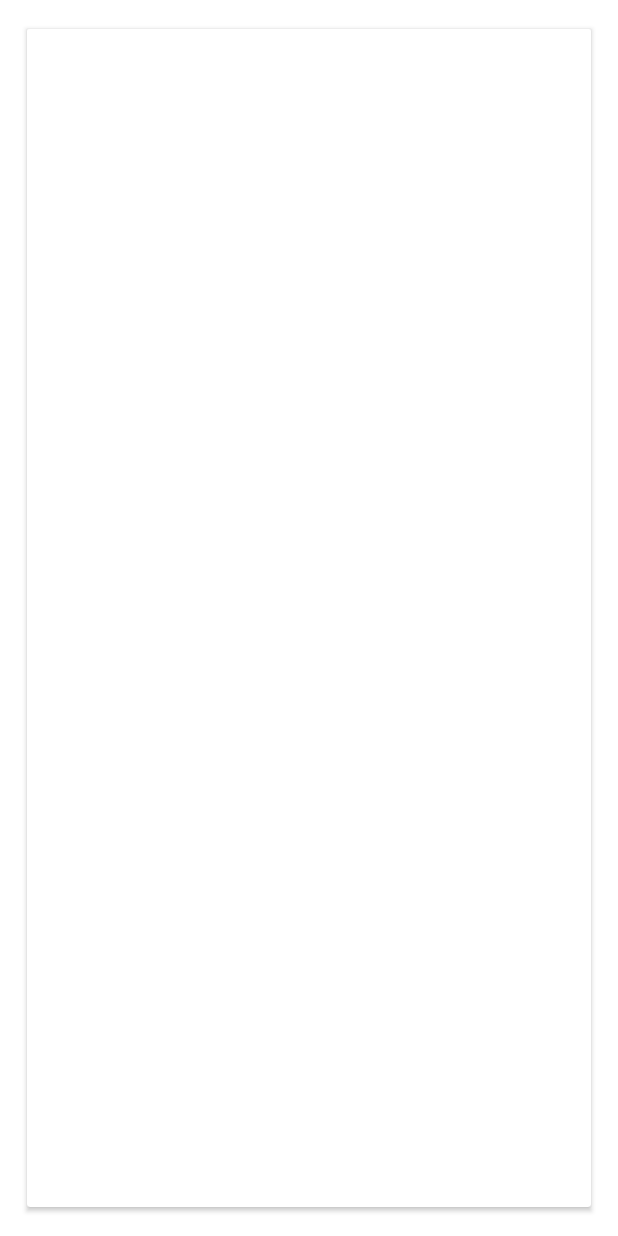
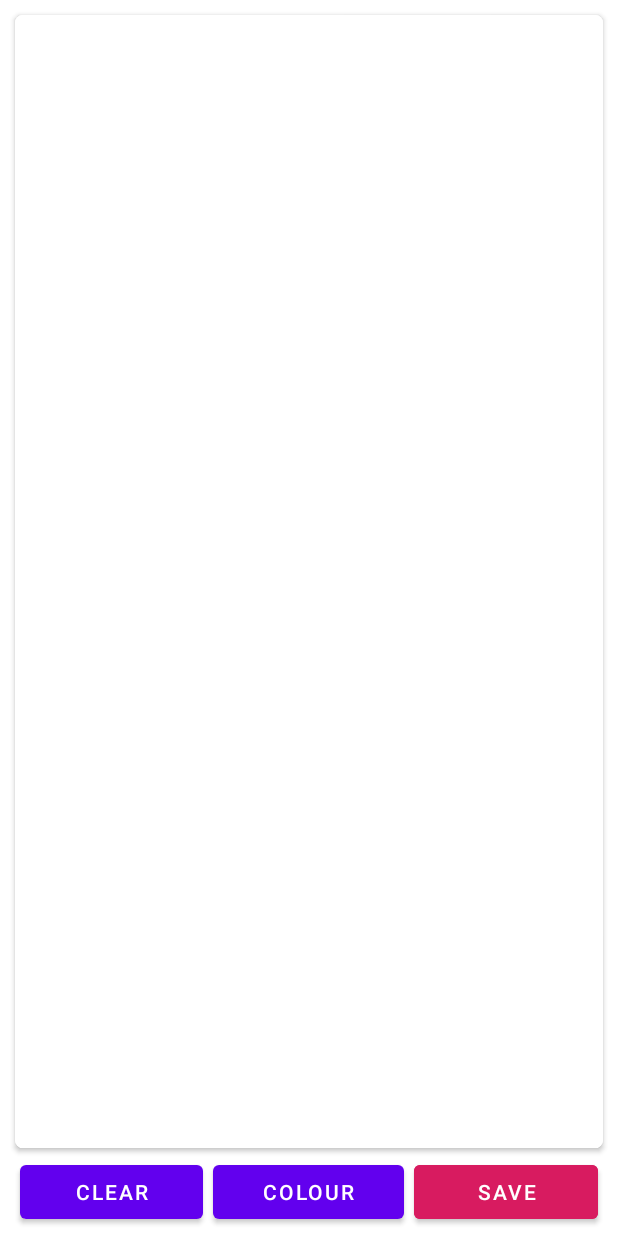
Before and after one commit to liw1026/drawing-board, an Android app: the screen it shows after launch (MainActivity), on a phone screen of 412 x 824 dp. Run offline under Robolectric (Android 15) with nearby library versions, the phone set to English and light mode, and no system bars; libraries missing offline, so code that uses them is left out: petrov.kristiyan.colorpicker.

Commit message:
Final version

```diff
--- a/DrawingBoard/app/build.gradle
+++ b/DrawingBoard/app/build.gradle
@@ -25,6 +25,7 @@ dependencies {
     implementation 'androidx.constraintlayout:constraintlayout:1.1.3'
     implementation 'androidx.cardview:cardview:1.0.0'
     implementation 'com.google.android.material:material:1.1.0'
+    implementation 'petrov.kristiyan:colorpicker-library:1.1.10'
     testImplementation 'junit:junit:4.12'
     androidTestImplementation 'androidx.test.ext:junit:1.1.0'
     androidTestImplementation 'androidx.test.espresso:espresso-core:3.1.1'
--- a/DrawingBoard/app/src/main/java/com/example/drawingboard/MainActivity.java
+++ b/DrawingBoard/app/src/main/java/com/example/drawingboard/MainActivity.java
@@ -6,13 +6,16 @@ import android.os.AsyncTask;
 import android.os.Bundle;
 import android.os.Handler;
 import android.os.Message;
+import android.view.View;
 
 import java.net.ConnectException;
 import java.net.DatagramPacket;
 import java.net.DatagramSocket;
 import java.net.InetAddress;
 
-public class MainActivity extends AppCompatActivity {
+import petrov.kristiyan.colorpicker.ColorPicker;
+
+public class MainActivity extends AppCompatActivity implements View.OnClickListener {
 
     private PaintView paintView;
 
@@ -21,13 +24,17 @@ public class MainActivity extends AppCompatActivity {
         super.onCreate(savedInstanceState);
         setContentView(R.layout.activity_main);
         initView();
+
+        findViewById(R.id.btn_clear).setOnClickListener(this);
+        findViewById(R.id.btn_colour).setOnClickListener(this);
+        findViewById(R.id.btn_save).setOnClickListener(this);
 //        initMenu();
     }
 
     private void initView() {
         paintView = (PaintView) findViewById(R.id.activity_paint);
         new PenConnection().execute();
-        new PaletteConnection().execute();
+//        new PaletteConnection().execute();
     }
 
     private class PenConnection extends AsyncTask<Void, Void, Void> {
@@ -112,4 +119,35 @@ public class MainActivity extends AppCompatActivity {
         paintView.setStroke(Integer.parseInt(reply));
     }
     public void setColour(String reply) { paintView.setColour(Integer.parseInt(reply));}
+
+    @Override
+    public void onClick(View v) {
+        switch (v.getId()) {
+            case R.id.btn_clear:
+                paintView.clear();
+                break;
+            case R.id.btn_colour:
+//                Toast.makeText(MainActivity.this, "已点中图片", Toast.LENGTH_SHORT).show();
+                ColorPicker colorPicker = new ColorPicker(MainActivity.this);
+                colorPicker.show();
+                colorPicker.setOnChooseColorListener(new ColorPicker.OnChooseColorListener() {
+                    @Override
+                    public void onChooseColor(int position, int color) {
+                        paintView.setColour(color);
+                    }
+
+                    @Override
+                    public void onCancel() {
+
+                    }
+                });
+                break;
+            case R.id.btn_save:
+//                Toast.makeText(MainActivity.this, "已点中图片", Toast.LENGTH_SHORT).show();
+                break;
+            default:
+                break;
+        }
+    }
+
 }
--- a/DrawingBoard/app/src/main/res/layout/activity_main.xml
+++ b/DrawingBoard/app/src/main/res/layout/activity_main.xml
@@ -6,17 +6,26 @@
     android:layout_height="match_parent"
     tools:context=".MainActivity">
 
+
+
+
     <androidx.cardview.widget.CardView
+        android:id="@+id/board"
+        android:layout_height="0dp"
         android:layout_width="match_parent"
-        android:layout_height="match_parent"
-        android:layout_margin="15dp"
-        app:cardUseCompatPadding="true">
+        android:layout_marginHorizontal="10dp"
+        android:layout_marginTop="10dp"
+        android:layout_marginBottom="5dp"
+        app:layout_constraintBottom_toTopOf="@id/tool_bar"
+        app:layout_constraintTop_toTopOf="parent"
+        app:cardCornerRadius="5dp">
 
 
         <com.example.drawingboard.PaintView
             android:id="@+id/activity_paint"
             android:layout_width="match_parent"
-            android:layout_height="match_parent" />
+            android:layout_height="match_parent"
+            />
 
         <!--        <com.google.android.material.floatingactionbutton.ExtendedFloatingActionButton-->
         <!--            android:id="@+id/extended_fab"-->
@@ -28,10 +37,44 @@
         <!--            android:text="Connect" />-->
 
 
-
     </androidx.cardview.widget.CardView>
 
+    <androidx.appcompat.widget.LinearLayoutCompat
+        android:id="@+id/tool_bar"
+        android:layout_width="match_parent"
+        android:layout_height="wrap_content"
+        app:layout_constraintTop_toBottomOf="@id/board"
+        app:layout_constraintBottom_toBottomOf="parent"
+        android:layout_marginBottom="5dp"
+        android:layout_marginHorizontal="10dp">
 
+        <com.google.android.material.button.MaterialButton
+            android:id="@+id/btn_clear"
+            android:layout_width="wrap_content"
+            android:layout_height="wrap_content"
+            android:layout_weight="1"
+            android:layout_marginHorizontal="3dp"
+            android:text="Clear"
+            />
+        <com.google.android.material.button.MaterialButton
+            android:id="@+id/btn_colour"
+            android:layout_width="wrap_content"
+            android:layout_height="wrap_content"
+            android:layout_weight="1"
+            android:layout_marginHorizontal="3dp"
+            android:text="Colour"
+            />
+        <com.google.android.material.button.MaterialButton
+            android:id="@+id/btn_save"
+            android:layout_width="wrap_content"
+            android:layout_height="wrap_content"
+            android:layout_weight="1"
+            android:layout_marginHorizontal="3dp"
+            android:text="Save"
+            android:backgroundTint="@color/colorAccent"
+            />
+
+    </androidx.appcompat.widget.LinearLayoutCompat>
 
 
 <!--    <TextView-->
```
Also changed, not shown: DrawingBoard/app/src/main/java/com/example/drawingboard/PaintView.java (+29 -5 lines), 2 other files. Lines whose indentation alone changed are shown as unchanged.
